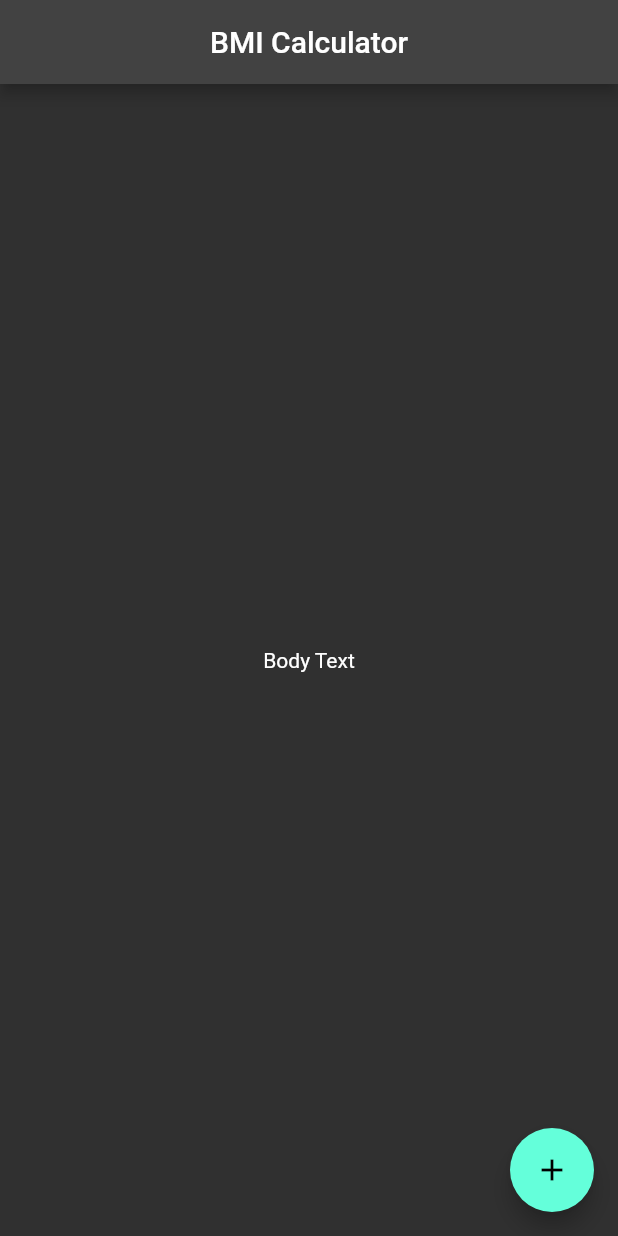
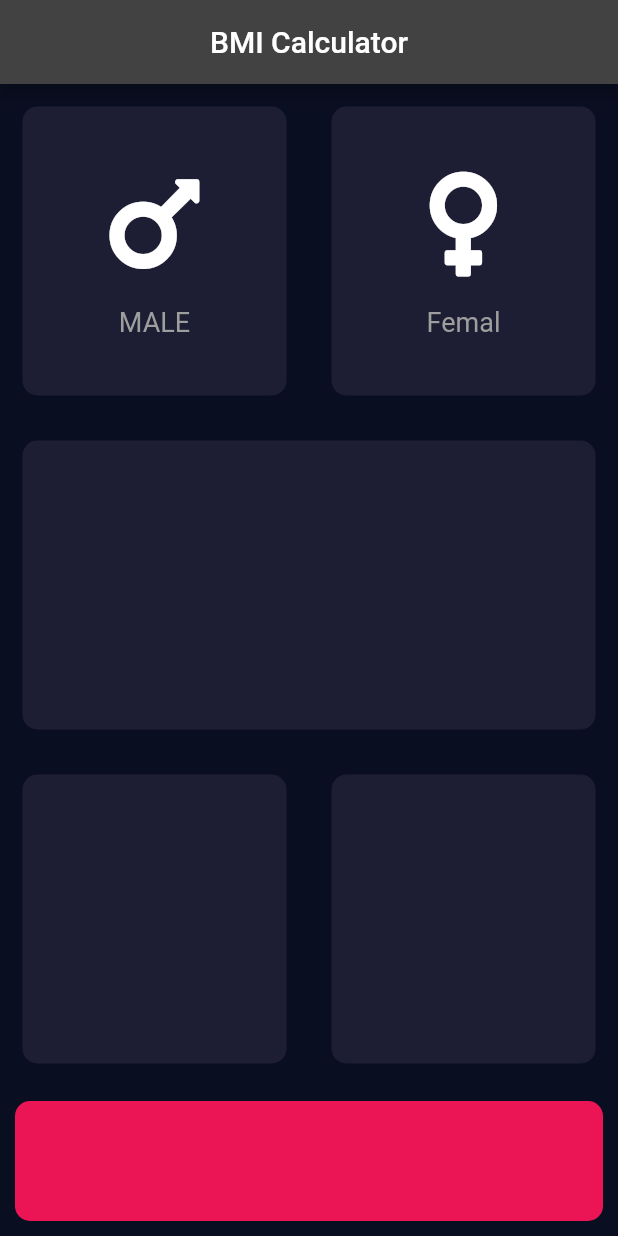
Before and after one commit to anup-paul/bmiCalculator, a Flutter app: the screen it shows after launch, on a phone screen of 412 x 824 dp. Run offline on Flutter 3.47's test engine with Material 2 defaults, Android fonts, the phone set to English and light mode, and no system bars; our stand-ins replace font_awesome_flutter.

Commit message:
add fontAwsome icon

```diff
--- /dev/null
+++ b/lib/iconContent.dart
@@ -0,0 +1,27 @@
+import 'package:flutter/material.dart';
+
+const labelTextStyle = TextStyle(fontSize: 18.0, color: Colors.grey);
+
+class IconConent extends StatelessWidget {
+  IconConent({this.icon, this.label});
+
+  final IconData? icon;
+  final String? label;
+
+  @override
+  Widget build(BuildContext context) {
+    return Column(
+      mainAxisAlignment: MainAxisAlignment.center,
+      children: [
+        Icon(
+          icon!,
+          size: 80,
+        ),
+        SizedBox(
+          height: 15.0,
+        ),
+        Text(label!, style: labelTextStyle)
+      ],
+    );
+  }
+}
--- /dev/null
+++ b/lib/input_page.dart
@@ -0,0 +1,86 @@
+import 'package:bim_calculator/reusableCard.dart';
+import 'package:flutter/material.dart';
+import 'package:font_awesome_flutter/font_awesome_flutter.dart';
+
+import 'iconContent.dart';
+
+const buttomContainerHeight = 80.0;
+const activeCardColor = Color(0xFF1D1E33);
+const buttomContainerColor = Color(0xFFEB1555);
+
+class InputPage extends StatefulWidget {
+  const InputPage({Key? key}) : super(key: key);
+
+  @override
+  _InputPageState createState() => _InputPageState();
+}
+
+class _InputPageState extends State<InputPage> {
+  @override
+  Widget build(BuildContext context) {
+    return SafeArea(
+      child: Scaffold(
+          appBar: AppBar(
+            centerTitle: true,
+            title: Text('BMI Calculator'),
+          ),
+          body: Column(
+            children: [
+              Expanded(
+                child: Row(
+                  children: [
+                    Expanded(
+                      child: ReusableCard(
+                        colour: activeCardColor,
+                        cardChild: IconConent(
+                          icon: FontAwesomeIcons.mars,
+                          label: "MALE",
+                        ),
+                      ),
+                    ),
+                    Expanded(
+                      child: ReusableCard(
+                        colour: activeCardColor,
+                        cardChild: IconConent(
+                          icon: FontAwesomeIcons.venus,
+                          label: "Femal",
+                        ),
+                      ),
+                    ),
+                  ],
+                ),
+              ),
+              Expanded(
+                child: ReusableCard(
+                  colour: activeCardColor,
+                ),
+              ),
+              Expanded(
+                child: Row(
+                  children: [
+                    Expanded(
+                      child: ReusableCard(
+                        colour: activeCardColor,
+                      ),
+                    ),
+                    Expanded(
+                      child: ReusableCard(
+                        colour: activeCardColor,
+                      ),
+                    ),
+                  ],
+                ),
+              ),
+              Container(
+                height: buttomContainerHeight,
+                margin: EdgeInsets.all(10.0),
+                decoration: BoxDecoration(
+                  color: buttomContainerColor,
+                  borderRadius: BorderRadius.circular(10),
+                ),
+              ),
+            ],
+          )),
+    );
+  }
+}
--- a/lib/main.dart
+++ b/lib/main.dart
@@ -1,3 +1,4 @@
+import 'package:bim_calculator/input_page.dart';
 import 'package:flutter/material.dart';
 
 void main() {
@@ -10,36 +11,11 @@ class MyApp extends StatelessWidget {
   @override
   Widget build(BuildContext context) {
     return MaterialApp(
-      theme: ThemeData.dark(),
+      theme: ThemeData.dark().copyWith(
+        primaryColor: Color(0xFF0A0E21),
+        scaffoldBackgroundColor: Color(0xFF0A0E21),
+      ),
       home: InputPage(),
     );
   }
 }
-
-class InputPage extends StatefulWidget {
-  const InputPage({Key? key}) : super(key: key);
-
-  @override
-  _InputPageState createState() => _InputPageState();
-}
-
-class _InputPageState extends State<InputPage> {
-  @override
-  Widget build(BuildContext context) {
-    return SafeArea(
-      child: Scaffold(
-        appBar: AppBar(
-          centerTitle: true,
-          title: Text('BMI Calculator'),
-        ),
-        body: Center(
-          child: Text('Body Text'),
-        ),
-        floatingActionButton: FloatingActionButton(
-          onPressed: () {},
-          child: Icon(Icons.add),
-        ),
-      ),
-    );
-  }
-}
--- /dev/null
+++ b/lib/reusableCard.dart
@@ -0,0 +1,20 @@
+import 'package:flutter/cupertino.dart';
+
+class ReusableCard extends StatelessWidget {
+  ReusableCard({required this.colour, this.cardChild}); // create constructor
+  final Color colour;
+  final Widget? cardChild;
+  @override
+  Widget build(BuildContext context) {
+    return Container(
+      margin: EdgeInsets.all(15.0),
+      child: cardChild,
+      decoration: BoxDecoration(
+        color: colour,
+        borderRadius: BorderRadius.circular(10.0),
+      ),
+      // height: 200,
+      // width: 200,
+    );
+  }
+}
```
Also changed, not shown: pubspec.yaml (+6 -53 lines), pubspec.lock.
